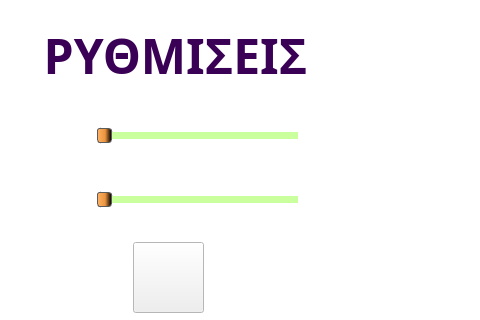
First picture: the form in game2048.ui, repository dancer69/2048pyqt, before the edit; both pictures show x 0 to 480 and y 385 to 705 of the 1024 by 900 pixel window.
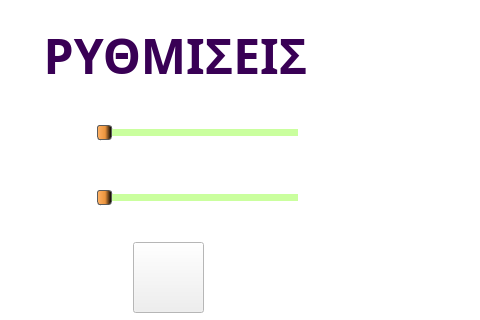
Second picture: the form after the edit. Icons and pictures are not drawn.

The edit to the form file:
```diff
--- a/game2048.ui
+++ b/game2048.ui
@@ -216,7 +216,7 @@
       <x>97</x>
       <y>575</y>
       <width>201</width>
-      <height>20</height>
+      <height>16</height>
      </rect>
     </property>
     <property name="focusPolicy">
@@ -247,9 +247,9 @@
     <property name="geometry">
      <rect>
       <x>97</x>
-      <y>495</y>
+      <y>510</y>
       <width>201</width>
-      <height>51</height>
+      <height>16</height>
      </rect>
     </property>
     <property name="focusPolicy">
```
